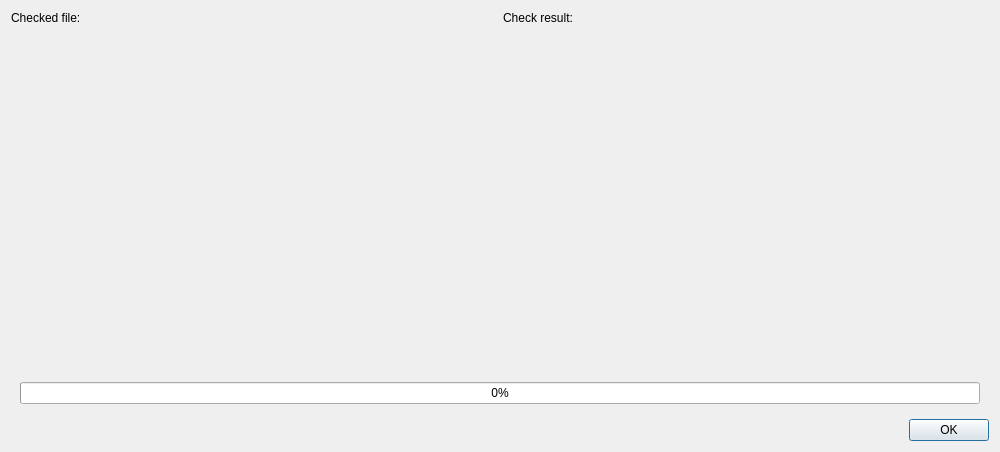
Above: client/src/ui/dialogs/sign_dialog.ui from networkoptix/nx_open before the change. Below: the same form after it.
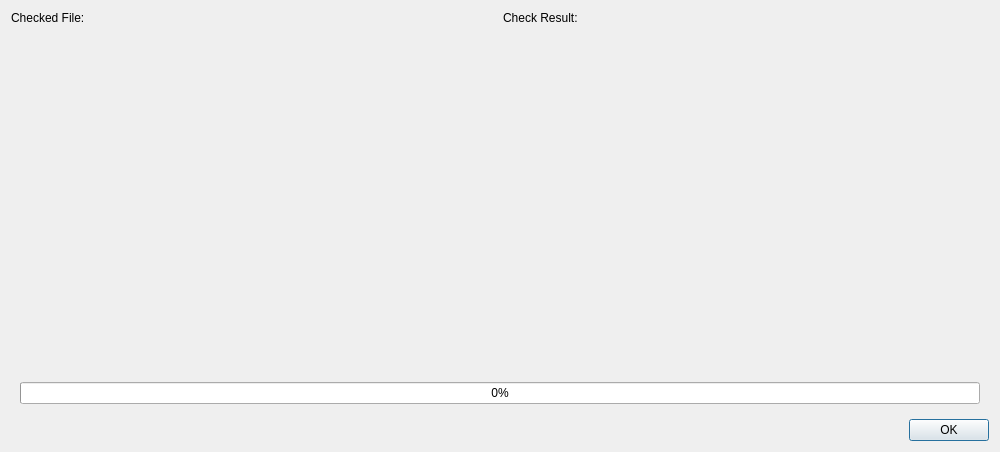
That is the form after the change. Custom widgets are drawn as their Qt base class.

```diff
--- a/client/src/ui/dialogs/sign_dialog.ui
+++ b/client/src/ui/dialogs/sign_dialog.ui
@@ -34,14 +34,14 @@
      <item>
       <widget class="QLabel" name="label_2">
        <property name="text">
-        <string>Checked file:</string>
+        <string>Checked File:</string>
        </property>
       </widget>
      </item>
      <item>
       <widget class="QLabel" name="label">
        <property name="text">
-        <string>Check result:</string>
+        <string>Check Result:</string>
        </property>
       </widget>
      </item>
```
Left out of the diff: 2 changed lines with no effect on the pictures.
